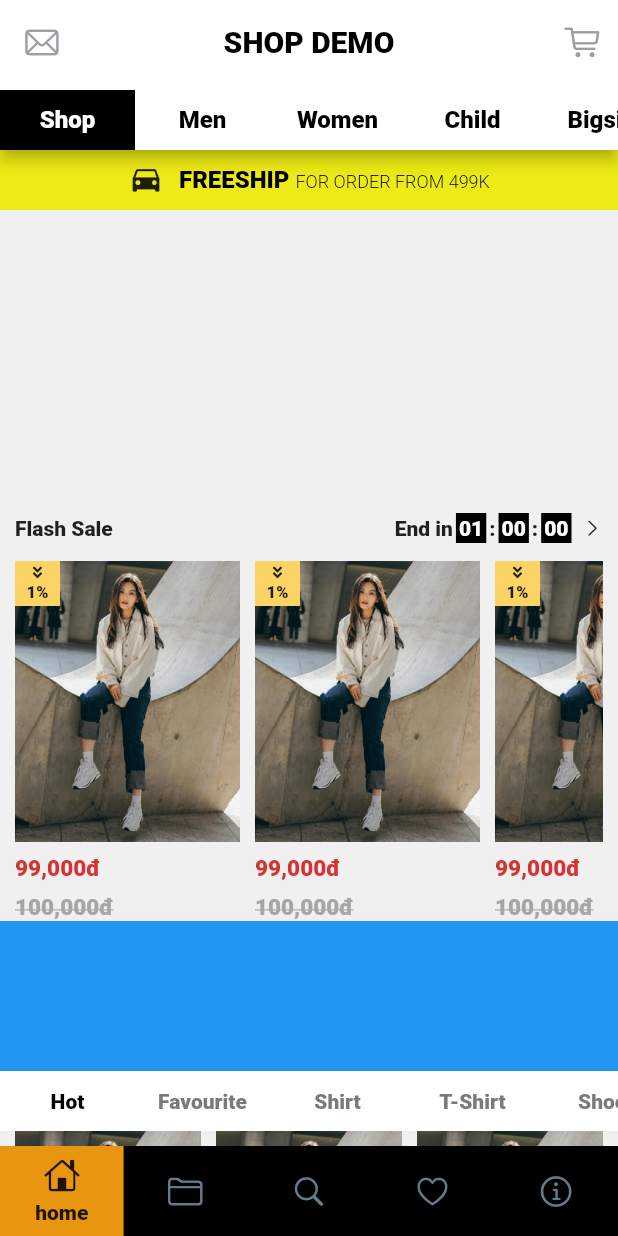
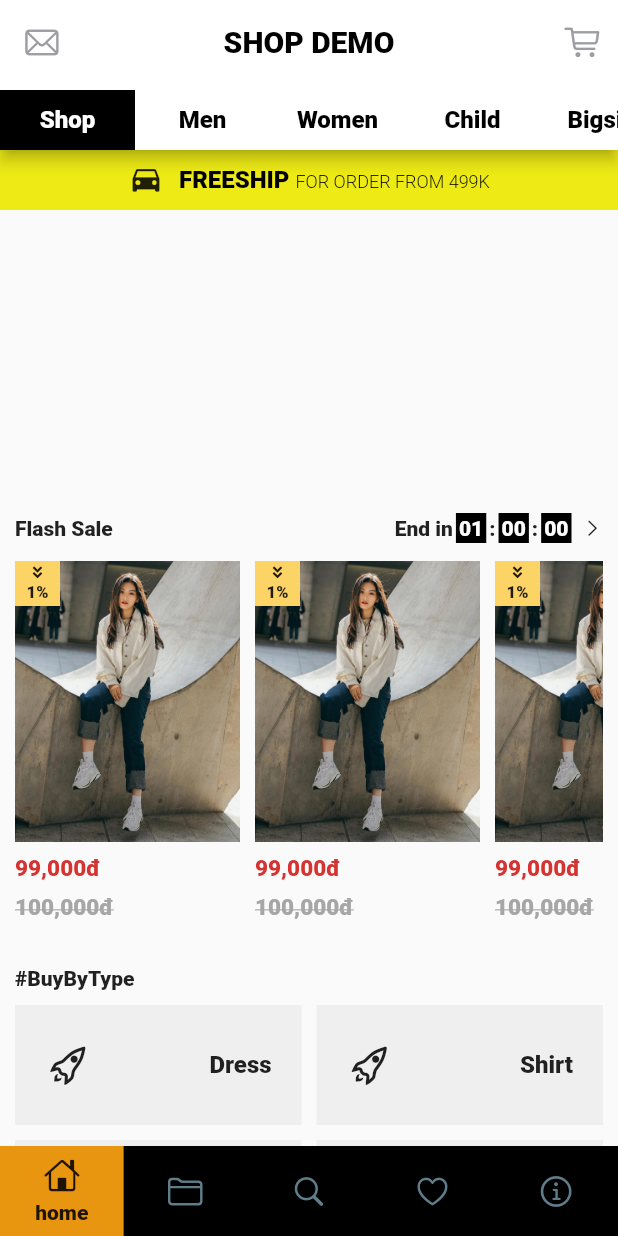
Before and after one commit to htahta103/ShopDemo, a Flutter app: the screen it shows after launch, on a phone screen of 412 x 824 dp. Run offline on Flutter 3.47's test engine with Material 2 defaults, Android fonts, the phone set to English and light mode, and no system bars; drawn by our look-alikes of carousel_slider, scroll_to_index, sticky_headers; our stand-ins replace animate_do, circular_check_box, firebase_auth, firebase_core, firebase_messaging, flutter_datetime_picker and 8 more; missing offline and left inert: bubbled_navigation_bar, loading_animations; accounts and stored records are empty.

Commit message:
#8 add more widget to homepage

```diff
--- a/ShopDemo/lib/core/viewmodel/common_widget_viewmodel/implements/tabbar2_header_viewmodel.dart
+++ b/ShopDemo/lib/core/viewmodel/common_widget_viewmodel/implements/tabbar2_header_viewmodel.dart
@@ -112,7 +112,7 @@ class Tabbar2HeaderViewmodel extends ChangeNotifier
       _currentPage++;
       if (currentPage < pageNumber)
         showItems.addAll(
-            items.getRange(9 * (currentPage - 1), 9 * (currentPage - 1) + 9));
+            items.getRange(9 * (currentPage - 1), 9*currentPage));
       else if (currentPage == pageNumber)
         showItems.addAll(items.getRange(9 * (currentPage - 1), items.length));
       _moreLoading = false;
--- a/ShopDemo/lib/main.dart
+++ b/ShopDemo/lib/main.dart
@@ -4,10 +4,8 @@ import 'package:ShopDemo/global/locator.dart';
 import 'package:ShopDemo/startups/init_firebase_messaging.dart';
 import 'package:ShopDemo/startups/init_flutter_locali_notification.dart';
 import 'package:ShopDemo/ui/app_router.dart';
-import 'package:ShopDemo/utils/dialog_utils.dart';
 import 'package:firebase_messaging/firebase_messaging.dart';
 import 'package:flutter/material.dart';
-import 'package:flutter_local_notifications/flutter_local_notifications.dart';
 import 'package:get/get.dart';
 import 'package:provider/provider.dart';
 
--- /dev/null
+++ b/ShopDemo/lib/ui/buy_by_type_screen/buy_by_type.dart
@@ -0,0 +1,115 @@
+import 'package:carousel_slider/carousel_slider.dart';
+import 'package:flutter/material.dart';
+
+import 'buy_by_type_slide_item.dart';
+
+class BuyByType extends StatefulWidget {
+  @override
+  _BuyByTypeState createState() => _BuyByTypeState();
+}
+
+class _BuyByTypeState extends State<BuyByType> {
+  List<String> titles = [
+    'Dress',
+    'Shirt',
+    'T-Shirt',
+    'Pant',
+    'Denim',
+    'Underwear',
+    'Bikini',
+    'Set',
+    'Sport',
+    'Blazers',
+    'Bodysuits',
+    'Camis',
+    'Beauty',
+    'Shoes & Bags',
+    'accessories',
+  ];
+
+  List<Widget> items = [];
+  int _current = 0;
+
+  BuyByTypeSlideItems mapDataToSlideItem() {
+    var currentPage = 1;
+    var pageNumber = (titles.length / 8).ceil();
+    while (currentPage <= pageNumber) {
+      if (currentPage < pageNumber) {
+        items.add(
+          BuyByTypeSlideItems(
+            items: titles
+                .getRange(8 * (currentPage - 1), 8 * currentPage)
+                .toList(),
+          ),
+        );
+      } else if (currentPage == pageNumber) {
+        items.add(
+          BuyByTypeSlideItems(
+            items:
+                titles.getRange(8 * (currentPage - 1), titles.length).toList(),
+          ),
+        );
+      }
+      currentPage++;
+    }
+  }
+
+  @override
+  void initState() {
+    mapDataToSlideItem();
+    super.initState();
+  }
+
+  @override
+  Widget build(BuildContext context) {
+    return Container(
+      margin: EdgeInsets.fromLTRB(10, 0, 10, 0),
+      child: Column(
+        crossAxisAlignment: CrossAxisAlignment.start,
+        children: [
+          SizedBox(height: 30),
+          Text(
+            "#BuyByType",
+            style: TextStyle(fontWeight: FontWeight.w700),
+          ),
+          SizedBox(height: 10),
+          CarouselSlider(
+            items: items,
+            options: CarouselOptions(
+                enableInfiniteScroll: false,
+                height: 360,
+                autoPlay: true,
+                enlargeCenterPage: true,
+                aspectRatio: 2.0,
+                viewportFraction: 1,
+                onPageChanged: (index, reason) {
+                  setState(() {
+                    _current = index;
+                  });
+                }),
+          ),
+          Row(
+            mainAxisAlignment: MainAxisAlignment.center,
+            children: items.map((url) {
+              int index = items.indexOf(url);
+              return Container(
+                width: 20,
+                height: 3,
+                margin: EdgeInsets.symmetric(vertical: 10.0, horizontal: 0),
+                decoration: BoxDecoration(
+                  shape: BoxShape.rectangle,
+                  color: _current == index
+                      ? Colors.black
+                      : Color.fromRGBO(239, 239, 239, 1),
+                ),
+              );
+            }).toList(),
+          ),
+          SizedBox(
+            height: 20,
+          ),
+        ],
+      ),
+    );
+  }
+}
--- /dev/null
+++ b/ShopDemo/lib/ui/buy_by_type_screen/buy_by_type_slide_item.dart
@@ -0,0 +1,45 @@
+import 'package:ShopDemo/global/const.dart';
+import 'package:flutter/cupertino.dart';
+import 'package:flutter/material.dart';
+
+class BuyByTypeSlideItems extends StatelessWidget {
+  final List<String> items;
+  BuyByTypeSlideItems({Key key, this.items}) : super(key: key);
+
+  @override
+  Widget build(BuildContext context) {
+    return Wrap(
+        spacing: 10,
+        runSpacing: 10,
+        children: items.map((content) {
+          return BuyByTypeItem(
+            content: content,
+          );
+        }).toList());
+  }
+}
+
+class BuyByTypeItem extends StatelessWidget {
+  final String content;
+
+  const BuyByTypeItem({Key key, this.content}) : super(key: key);
+  @override
+  Widget build(BuildContext context) {
+    return Container(
+      padding: EdgeInsets.fromLTRB(20, 10, 20, 10),
+      height: 80,
+      width: (MediaQuery.of(context).size.width - 30) / 2,
+      color: Color.fromRGBO(239, 239, 239, 1),
+      child: Row(mainAxisAlignment: MainAxisAlignment.spaceBetween, children: [
+        Icon(
+          CupertinoIcons.rocket,
+          size: 30,
+        ),
+        Text(
+          content,
+          style: TextStyle(fontSize: 16, fontWeight: FontWeight.w600),
+        ),
+      ]),
+    );
+  }
+}
--- a/ShopDemo/lib/ui/home_screen/menu_item.dart
+++ b/ShopDemo/lib/ui/home_screen/menu_item.dart
@@ -1,4 +1,5 @@
 import 'package:ShopDemo/core/viewmodel/common_widget_viewmodel/interfaces/itabbar2_header_viewmodel.dart';
+import 'package:ShopDemo/global/const.dart';
 import 'package:ShopDemo/ui/common_widgets/tabbar_widget_with_sticky_header.dart/custom_tabbar2.dart';
 import 'package:ShopDemo/ui/common_widgets/tabbar_widget_with_sticky_header.dart/tabbar2_content.dart';
 import 'package:flutter/cupertino.dart';
@@ -25,7 +26,9 @@ class MenuItem extends StatelessWidget {
 }
 
 Widget stickyHeader(PageController controller, Function loadingAndScroll) {
-  return StickyHeader(
+  return Column(
+    children: [
+      StickyHeader(
         header: Container(
           height: 40.0,
           color: Colors.blueGrey[700],
@@ -37,6 +40,54 @@ Widget stickyHeader(PageController controller, Function loadingAndScroll) {
             controller: controller,
           ),
         ),
-    content: MenuItemTabContent()
+        content: MenuItemTabContent(),
+      ),
+      SizedBox(
+        height: 50,
+      ),
+      Column(
+        crossAxisAlignment: CrossAxisAlignment.start,
+        children: [
+          Container(
+            margin: EdgeInsets.fromLTRB(10, 0, 10, 0),
+            child: Text(
+              "Policy",
+              style: TextStyle(fontWeight: FontWeight.w700),
+            ),
+          ),
+          buildInfoBtn(),
+          buildInfoBtn(),
+          buildInfoBtn(),
+          buildInfoBtn(),
+          buildInfoBtn(),
+          buildInfoBtn(),
+          SizedBox(height: 30,)
+        ],
+      ),
+    ],
   );
 }
+
+Widget buildInfoBtn() {
+  return InkWell(
+    onTap: () {
+      //TODO
+    },
+    child: Container(
+      padding: EdgeInsets.fromLTRB(10, 20, 10, 20),
+      child: Row(
+        mainAxisAlignment: MainAxisAlignment.spaceBetween,
+        children: [
+          Text(
+            'Shipping information',
+            style: defaultStyleBold,
+          ),
+          Icon(
+            CupertinoIcons.right_chevron,
+            size: 16,
+          ),
+        ],
+      ),
+    ),
+  );
+}
--- a/ShopDemo/lib/ui/home_screen/shop_home_screen.dart
+++ b/ShopDemo/lib/ui/home_screen/shop_home_screen.dart
@@ -1,3 +1,4 @@
+import 'package:ShopDemo/ui/buy_by_type_screen/buy_by_type.dart';
 import 'package:ShopDemo/ui/home_screen/common_widgets/flash_sale_widget.dart';
 import 'package:ShopDemo/ui/home_screen/menu_item.dart';
 import 'package:flutter/cupertino.dart';
@@ -17,7 +18,6 @@ class ShopHomeScreen extends StatelessWidget {
   @override
   Widget build(BuildContext context) {
     return Container(
-      color: Color.fromRGBO(240, 240, 240,1),
       child: ListView(
         controller: _listviewController,
         children: [
@@ -26,6 +26,7 @@ class ShopHomeScreen extends StatelessWidget {
             height: 200,
           ),
           FlashSaleWidget(),
+          BuyByType(),
           Container(
             height: 100,
             color: Colors.blue,
@@ -36,10 +37,6 @@ class ShopHomeScreen extends StatelessWidget {
             index: 0,
             key: ValueKey(0),
           ),
-          Container(
-            height: 1000,
-            color: Colors.white,
-          ),
         ],
       ),
     );
```
Lines whose indentation alone changed are shown as unchanged.
